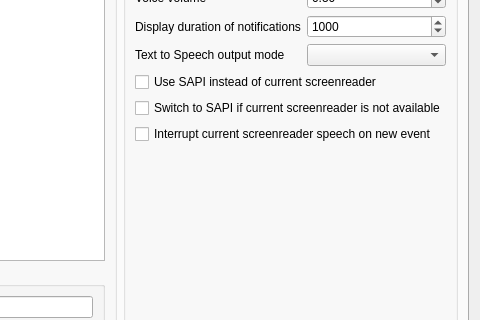
First picture: the form in Client/qtTeamTalk/preferences.ui, repository BearWare/TeamTalk5, before the edit; both pictures show x 645 to 1125 and y 202 to 522 of the 1125 by 706 pixel window.
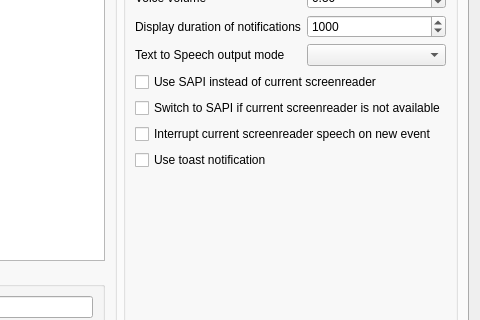
Second picture: the form after the edit. The open tabs and pages were chosen to show the change. Icons and pictures are not drawn. Custom widgets are drawn as their Qt base class.

Commit message:
Toast notifications support (#2542)
Option in Preferences dialog's "Text to Speech"-tab

What changed in the file:
```diff
--- a/Client/qtTeamTalk/preferences.ui
+++ b/Client/qtTeamTalk/preferences.ui
@@ -1861,6 +1861,13 @@
               </property>
              </widget>
             </item>
+            <item row="10" column="0" colspan="2">
+             <widget class="QCheckBox" name="ttsToastChkBox">
+              <property name="text">
+               <string>Use toast notification</string>
+              </property>
+             </widget>
+            </item>
            </layout>
           </item>
           <item>
```
The commit also changes 11 other files.
